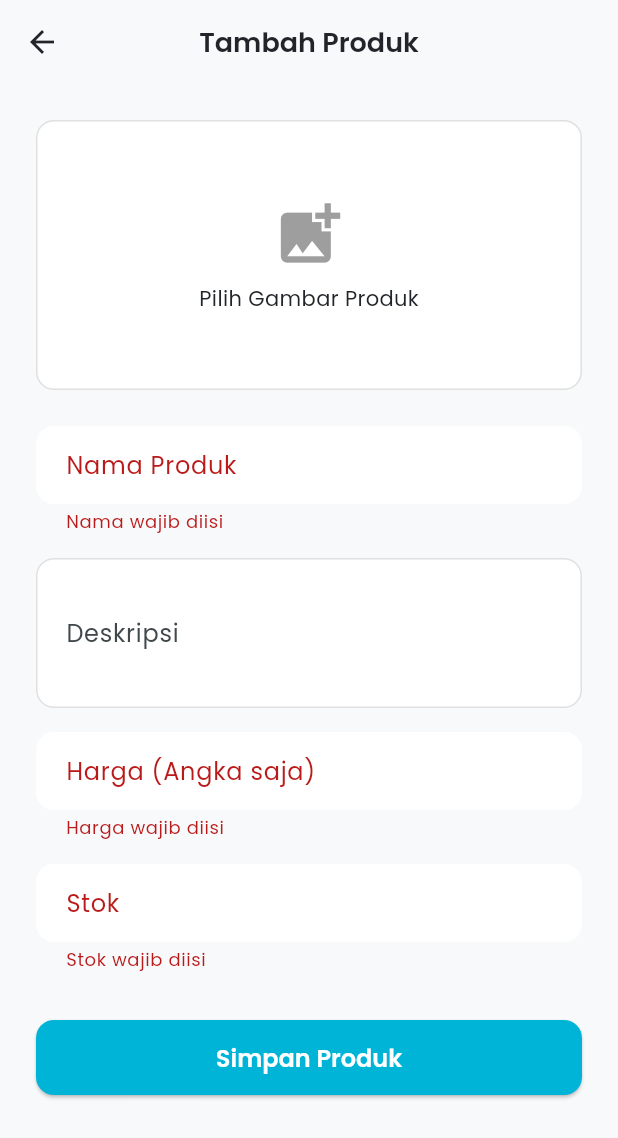
After one commit to Rafli-webproject/nanaslush, a Flutter app: the ProductFormScreen screen opened directly, after a tap on "Simpan Produk", on a phone screen of 412 x 824 dp. The commit adds this screen. Shown: the top 1138 px of the screen. Run offline on Flutter 3.47's test engine with Material 3 defaults, Android fonts, the phone set to English and light mode, and no system bars; our stand-ins replace dio, google_fonts, image_picker, shared_preferences; accounts and stored records are empty; network calls fail.

Commit message:
feat(admin): implement admin dashboard, product crud, and image upload

```diff
--- /dev/null
+++ b/frontend/lib/features/admin/product_form_screen.dart
@@ -0,0 +1,161 @@
+import 'dart:io';
+import 'package:flutter/material.dart';
+import 'package:image_picker/image_picker.dart';
+import '../../services/api_service.dart';
+
+class ProductFormScreen extends StatefulWidget {
+  final Map<String, dynamic>? product; // Jika null = Tambah, Jika ada = Edit
+
+  const ProductFormScreen({super.key, this.product});
+
+  @override
+  State<ProductFormScreen> createState() => _ProductFormScreenState();
+}
+
+class _ProductFormScreenState extends State<ProductFormScreen> {
+  final _formKey = GlobalKey<FormState>();
+  final _nameController = TextEditingController();
+  final _descController = TextEditingController();
+  final _priceController = TextEditingController();
+  final _stockController = TextEditingController();
+  final ApiService _apiService = ApiService();
+  final ImagePicker _picker = ImagePicker();
+
+  File? _imageFile;
+  bool _isLoading = false;
+  bool get _isEditMode => widget.product != null;
+
+  @override
+  void initState() {
+    super.initState();
+    if (_isEditMode) {
+      _nameController.text = widget.product!['name'];
+      _descController.text = widget.product!['description'] ?? '';
+      _priceController.text = widget.product!['price'];
+      _stockController.text = widget.product!['stock'].toString();
+    }
+  }
+
+  Future<void> _pickImage() async {
+    final pickedFile = await _picker.pickImage(source: ImageSource.gallery);
+    if (pickedFile != null) {
+      setState(() => _imageFile = File(pickedFile.path));
+    }
+  }
+
+  Future<void> _submit() async {
+    if (_formKey.currentState!.validate()) {
+      if (!_isEditMode && _imageFile == null) {
+        ScaffoldMessenger.of(context).showSnackBar(const SnackBar(content: Text('Gambar produk wajib diunggah!'), backgroundColor: Colors.red));
+        return;
+      }
+
+      setState(() => _isLoading = true);
+
+      try {
+        if (_isEditMode) {
+          await _apiService.updateProduct(
+            id: widget.product!['id'],
+            name: _nameController.text,
+            description: _descController.text,
+            price: _priceController.text,
+            stock: _stockController.text,
+            imagePath: _imageFile?.path,
+          );
+        } else {
+          await _apiService.createProduct(
+            name: _nameController.text,
+            description: _descController.text,
+            price: _priceController.text,
+            stock: _stockController.text,
+            imagePath: _imageFile!.path,
+          );
+        }
+
+        setState(() => _isLoading = false);
+        if (mounted) {
+          ScaffoldMessenger.of(context).showSnackBar(const SnackBar(content: Text('Data produk berhasil disimpan!'), backgroundColor: Colors.green));
+          Navigator.pop(context, true); // Kembali dengan parameter true (berhasil)
+        }
+      } catch (e) {
+        setState(() => _isLoading = false);
+        if (mounted) {
+          ScaffoldMessenger.of(context).showSnackBar(const SnackBar(content: Text('Gagal menyimpan produk.'), backgroundColor: Colors.red));
+        }
+      }
+    }
+  }
+
+  @override
+  Widget build(BuildContext context) {
+    return Scaffold(
+      appBar: AppBar(title: Text(_isEditMode ? 'Edit Produk' : 'Tambah Produk')),
+      body: SingleChildScrollView(
+        padding: const EdgeInsets.all(24.0),
+        child: Form(
+          key: _formKey,
+          child: Column(
+            crossAxisAlignment: CrossAxisAlignment.start,
+            children: [
+              GestureDetector(
+                onTap: _pickImage,
+                child: Container(
+                  height: 180,
+                  width: double.infinity,
+                  decoration: BoxDecoration(
+                    color: Colors.white,
+                    borderRadius: BorderRadius.circular(12),
+                    border: Border.all(color: Colors.grey.shade300),
+                  ),
+                  child: _imageFile != null
+                      ? ClipRRect(borderRadius: BorderRadius.circular(12), child: Image.file(_imageFile!, fit: BoxFit.cover))
+                      : _isEditMode && widget.product!['imageUrl'] != null
+                          ? ClipRRect(borderRadius: BorderRadius.circular(12), child: Image.network(widget.product!['imageUrl'], fit: BoxFit.cover))
+                          : const Column(
+                              mainAxisAlignment: MainAxisAlignment.center,
+                              children: [
+                                Icon(Icons.add_photo_alternate, size: 50, color: Colors.grey),
+                                SizedBox(height: 8),
+                                Text('Pilih Gambar Produk'),
+                              ],
+                            ),
+                ),
+              ),
+              const SizedBox(height: 24),
+              TextFormField(
+                controller: _nameController,
+                decoration: const InputDecoration(labelText: 'Nama Produk'),
+                validator: (val) => val!.isEmpty ? 'Nama wajib diisi' : null,
+              ),
+              const SizedBox(height: 16),
+              TextFormField(
+                controller: _descController,
+                decoration: const InputDecoration(labelText: 'Deskripsi'),
+                maxLines: 3,
+              ),
+              const SizedBox(height: 16),
+              TextFormField(
+                controller: _priceController,
+                decoration: const InputDecoration(labelText: 'Harga (Angka saja)'),
+                keyboardType: TextInputType.number,
+                validator: (val) => val!.isEmpty ? 'Harga wajib diisi' : null,
+              ),
+              const SizedBox(height: 16),
+              TextFormField(
+                controller: _stockController,
+                decoration: const InputDecoration(labelText: 'Stok'),
+                keyboardType: TextInputType.number,
+                validator: (val) => val!.isEmpty ? 'Stok wajib diisi' : null,
+              ),
+              const SizedBox(height: 32),
+              ElevatedButton(
+                onPressed: _isLoading ? null : _submit,
+                child: _isLoading ? const CircularProgressIndicator(color: Colors.white) : const Text('Simpan Produk'),
+              ),
+            ],
+          ),
+        ),
+      ),
+    );
+  }
+}
```
Also changed, not shown: frontend/lib/features/admin/admin_dashboard.dart (+137 -0 lines), frontend/lib/main.dart (+5 -4 lines), frontend/lib/services/api_service.dart (+78 -3 lines).
